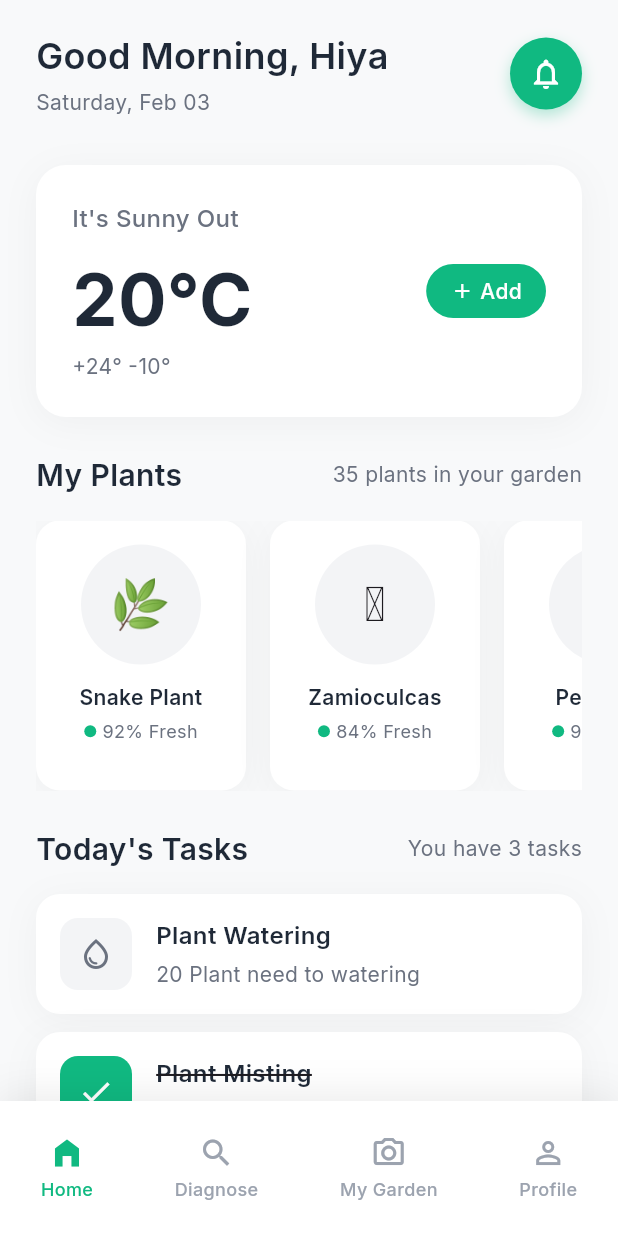
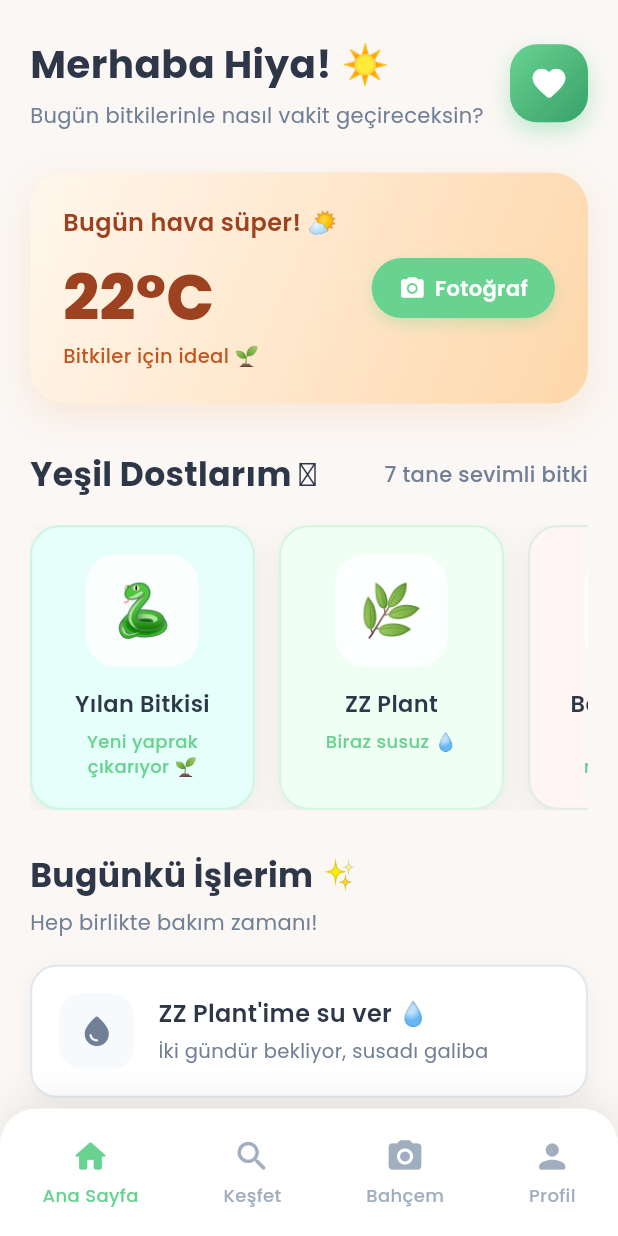
Before and after one commit to OzanB10/garden, a Flutter app: the screen it shows after launch, on a phone screen of 412 x 824 dp. Run offline on Flutter 3.47's test engine with Material 3 defaults, Android fonts, the phone set to English and light mode, and no system bars; our stand-ins replace google_fonts.

Commit message:
Revamp home page UI with new styles and Turkish text
Updated the home page with a refreshed color scheme, Turkish language support, and improved layout spacing. Replaced the premium card with a daily tip card, enhanced plant and task cards, and modernized the weather and alert sections. Navigation labels and icons were localized and restyled. Also disabled the debug banner in main.dart and cleaned up pubspec.yaml.

```diff
--- a/lib/main.dart
+++ b/lib/main.dart
@@ -13,6 +13,7 @@ class MyApp extends StatelessWidget {
   @override
   Widget build(BuildContext context) {
     return MaterialApp(
+      debugShowCheckedModeBanner: false,
       title: 'Flutter Demo',
       home: const HomePage(),
     );
--- a/lib/screens/home_page.dart
+++ b/lib/screens/home_page.dart
@@ -12,25 +12,25 @@ class _HomePageState extends State<HomePage> {
   @override
   Widget build(BuildContext context) {
     return Scaffold(
-      backgroundColor: const Color(0xFFF8F9FA),
+      backgroundColor: const Color(0xFFFAF7F4),
       body: SafeArea(
         child: SingleChildScrollView(
-          padding: const EdgeInsets.symmetric(horizontal: 24.0),
+          padding: const EdgeInsets.symmetric(horizontal: 20.0),
           child: Column(
             crossAxisAlignment: CrossAxisAlignment.start,
             children: [
-              const SizedBox(height: 20),
+              const SizedBox(height: 24),
               _buildHeader(),
+              const SizedBox(height: 28),
+              _buildWeatherCard(),
               const SizedBox(height: 32),
-              _buildWeatherCard(),
-              const SizedBox(height: 24),
               _buildMyPlantsSection(),
-              const SizedBox(height: 24),
+              const SizedBox(height: 28),
               _buildTodayTasksSection(),
-              const SizedBox(height: 24),
+              const SizedBox(height: 26),
               _buildAlertsSection(),
-              const SizedBox(height: 24),
-              _buildPremiumCard(),
+              const SizedBox(height: 32),
+              _buildTipCard(),
               const SizedBox(height: 100),
             ],
           ),
@@ -48,41 +48,46 @@ class _HomePageState extends State<HomePage> {
           crossAxisAlignment: CrossAxisAlignment.start,
           children: [
             Text(
-              'Good Morning, Hiya',
-              style: GoogleFonts.inter(
-                fontSize: 24,
-                fontWeight: FontWeight.w600,
-                color: const Color(0xFF1F2937),
+              'Merhaba Hiya! ☀️',
+              style: GoogleFonts.poppins(
+                fontSize: 26,
+                fontWeight: FontWeight.w700,
+                color: const Color(0xFF2D3748),
               ),
             ),
-            const SizedBox(height: 4),
+            const SizedBox(height: 6),
             Text(
-              'Saturday, Feb 03',
-              style: GoogleFonts.inter(
+              'Bugün bitkilerinle nasıl vakit geçireceksin?',
+              style: GoogleFonts.poppins(
                 fontSize: 14,
-                color: const Color(0xFF6B7280),
+                color: const Color(0xFF718096),
+                fontWeight: FontWeight.w400,
               ),
             ),
           ],
         ),
         Container(
-          width: 48,
-          height: 48,
+          width: 52,
+          height: 52,
           decoration: BoxDecoration(
-            color: const Color(0xFF10B981),
-            borderRadius: BorderRadius.circular(24),
+            gradient: const LinearGradient(
+              begin: Alignment.topLeft,
+              end: Alignment.bottomRight,
+              colors: [Color(0xFF68D391), Color(0xFF38A169)],
+            ),
+            borderRadius: BorderRadius.circular(18),
             boxShadow: [
               BoxShadow(
-                color: const Color(0xFF10B981).withOpacity(0.3),
-                blurRadius: 8,
-                offset: const Offset(0, 4),
+                color: const Color(0xFF68D391).withOpacity(0.4),
+                blurRadius: 12,
+                offset: const Offset(0, 6),
               ),
             ],
           ),
           child: const Icon(
-            Icons.notifications_outlined,
+            Icons.favorite_rounded,
             color: Colors.white,
-            size: 24,
+            size: 26,
           ),
         ),
       ],
@@ -92,80 +97,89 @@ class _HomePageState extends State<HomePage> {
   Widget _buildWeatherCard() {
     return Container(
       width: double.infinity,
-      padding: const EdgeInsets.all(24),
+      padding: const EdgeInsets.all(22),
       decoration: BoxDecoration(
-        color: Colors.white,
-        borderRadius: BorderRadius.circular(20),
+        gradient: const LinearGradient(
+          begin: Alignment.topLeft,
+          end: Alignment.bottomRight,
+          colors: [Color(0xFFFFF7ED), Color(0xFFFED7AA)],
+        ),
+        borderRadius: BorderRadius.circular(24),
         boxShadow: [
           BoxShadow(
-            color: Colors.black.withOpacity(0.04),
+            color: const Color(0xFFED8936).withOpacity(0.15),
             blurRadius: 20,
-            offset: const Offset(0, 4),
+            offset: const Offset(0, 8),
           ),
         ],
       ),
+      child: Row(
+        mainAxisAlignment: MainAxisAlignment.spaceBetween,
+        children: [
+          Expanded(
             child: Column(
               crossAxisAlignment: CrossAxisAlignment.start,
               children: [
-          Row(
-            mainAxisAlignment: MainAxisAlignment.spaceBetween,
-            children: [
-              Column(
-                crossAxisAlignment: CrossAxisAlignment.start,
-                children: [
                 Text(
-                    'It\'s Sunny Out',
-                    style: GoogleFonts.inter(
+                  'Bugün hava süper! 🌤️',
+                  style: GoogleFonts.poppins(
                     fontSize: 16,
-                      fontWeight: FontWeight.w500,
-                      color: const Color(0xFF6B7280),
+                    fontWeight: FontWeight.w600,
+                    color: const Color(0xFF9C4221),
                   ),
                 ),
                 const SizedBox(height: 8),
                 Text(
-                    '20°C',
-                    style: GoogleFonts.inter(
-                      fontSize: 48,
-                      fontWeight: FontWeight.w700,
-                      color: const Color(0xFF1F2937),
+                  '22°C',
+                  style: GoogleFonts.poppins(
+                    fontSize: 42,
+                    fontWeight: FontWeight.w800,
+                    color: const Color(0xFF9C4221),
                   ),
                 ),
                 Text(
-                    '+24° -10°',
-                    style: GoogleFonts.inter(
-                      fontSize: 14,
-                      color: const Color(0xFF6B7280),
+                  'Bitkiler için ideal 🌱',
+                  style: GoogleFonts.poppins(
+                    fontSize: 13,
+                    color: const Color(0xFFC05621),
+                    fontWeight: FontWeight.w500,
                   ),
                 ),
               ],
             ),
+          ),
           Container(
-                padding: const EdgeInsets.symmetric(horizontal: 16, vertical: 8),
+            padding: const EdgeInsets.symmetric(horizontal: 18, vertical: 10),
             decoration: BoxDecoration(
-                  color: const Color(0xFF10B981),
-                  borderRadius: BorderRadius.circular(20),
+              color: const Color(0xFF68D391),
+              borderRadius: BorderRadius.circular(22),
+              boxShadow: [
+                BoxShadow(
+                  color: const Color(0xFF68D391).withOpacity(0.3),
+                  blurRadius: 8,
+                  offset: const Offset(0, 4),
+                ),
+              ],
             ),
             child: Row(
               mainAxisSize: MainAxisSize.min,
               children: [
                 const Icon(
-                      Icons.add,
+                  Icons.camera_alt_rounded,
                   color: Colors.white,
-                      size: 16,
+                  size: 18,
                 ),
-                    const SizedBox(width: 4),
+                const SizedBox(width: 6),
                 Text(
-                      'Add',
-                      style: GoogleFonts.inter(
+                  'Fotoğraf',
+                  style: GoogleFonts.poppins(
                     fontSize: 14,
-                        fontWeight: FontWeight.w500,
+                    fontWeight: FontWeight.w600,
                     color: Colors.white,
                   ),
                 ),
               ],
             ),
-              ),
-            ],
           ),
         ],
       ),
@@ -180,33 +194,35 @@ class _HomePageState extends State<HomePage> {
           mainAxisAlignment: MainAxisAlignment.spaceBetween,
           children: [
             Text(
-              'My Plants',
-              style: GoogleFonts.inter(
-                fontSize: 20,
-                fontWeight: FontWeight.w600,
-                color: const Color(0xFF1F2937),
+              'Yeşil Dostlarım 🪴',
+              style: GoogleFonts.poppins(
+                fontSize: 22,
+                fontWeight: FontWeight.w700,
+                color: const Color(0xFF2D3748),
               ),
             ),
             Text(
-              '35 plants in your garden',
-              style: GoogleFonts.inter(
+              '7 tane sevimli bitki',
+              style: GoogleFonts.poppins(
                 fontSize: 14,
-                color: const Color(0xFF6B7280),
+                color: const Color(0xFF718096),
+                fontWeight: FontWeight.w500,
               ),
             ),
           ],
         ),
-        const SizedBox(height: 16),
+        const SizedBox(height: 18),
         SizedBox(
-          height: 180,
+          height: 190,
           child: ListView.builder(
             scrollDirection: Axis.horizontal,
-            itemCount: 3,
+            itemCount: 4,
             itemBuilder: (context, index) {
               final plants = [
-                {'name': 'Snake Plant', 'health': '92% Fresh', 'image': '🌿'},
-                {'name': 'Zamioculcas', 'health': '84% Fresh', 'image': '🪴'},
-                {'name': 'Peace Lily', 'health': '96% Fresh', 'image': '🌱'},
+                {'name': 'Yılan Bitkisi', 'health': 'Yeni yaprak çıkarıyor 🌱', 'image': '🐍', 'color': const Color(0xFFE6FFFA)},
+                {'name': 'ZZ Plant', 'health': 'Biraz susuz 💧', 'image': '🌿', 'color': const Color(0xFFF0FFF4)},
+                {'name': 'Barış Çiçeği', 'health': 'Güneşten memnun ☀️', 'image': '🕊️', 'color': const Color(0xFFFFF5F5)},
+                {'name': 'Kaktüsüm', 'health': 'Büyüme modunda 📈', 'image': '🌵', 'color': const Color(0xFFFFFBF0)},
               ];
               return _buildPlantCard(plants[index]);
             },
@@ -216,69 +232,61 @@ class _HomePageState extends State<HomePage> {
     );
   }
 
-  Widget _buildPlantCard(Map<String, String> plant) {
+  Widget _buildPlantCard(Map<String, dynamic> plant) {
     return Container(
-      width: 140,
+      width: 150,
       margin: const EdgeInsets.only(right: 16),
-      padding: const EdgeInsets.all(16),
+      padding: const EdgeInsets.all(18),
       decoration: BoxDecoration(
-        color: Colors.white,
-        borderRadius: BorderRadius.circular(16),
+        color: plant['color'],
+        borderRadius: BorderRadius.circular(20),
+        border: Border.all(
+          color: const Color(0xFF68D391).withOpacity(0.2),
+          width: 1.5,
+        ),
         boxShadow: [
           BoxShadow(
-            color: Colors.black.withOpacity(0.04),
-            blurRadius: 20,
-            offset: const Offset(0, 4),
+            color: Colors.black.withOpacity(0.06),
+            blurRadius: 15,
+            offset: const Offset(0, 6),
           ),
         ],
       ),
       child: Column(
         children: [
           Container(
-            width: 80,
-            height: 80,
+            width: 75,
+            height: 75,
             decoration: BoxDecoration(
-              color: const Color(0xFFF3F4F6),
-              borderRadius: BorderRadius.circular(40),
+              color: Colors.white.withOpacity(0.8),
+              borderRadius: BorderRadius.circular(20),
             ),
             child: Center(
               child: Text(
                 plant['image']!,
-                style: const TextStyle(fontSize: 32),
+                style: const TextStyle(fontSize: 34),
               ),
             ),
           ),
-          const SizedBox(height: 12),
+          const SizedBox(height: 14),
           Text(
             plant['name']!,
-            style: GoogleFonts.inter(
-              fontSize: 14,
+            style: GoogleFonts.poppins(
+              fontSize: 15,
               fontWeight: FontWeight.w600,
-              color: const Color(0xFF1F2937),
+              color: const Color(0xFF2D3748),
             ),
             textAlign: TextAlign.center,
           ),
-          const SizedBox(height: 4),
-          Row(
-            mainAxisAlignment: MainAxisAlignment.center,
-            children: [
-              Container(
-                width: 8,
-                height: 8,
-                decoration: const BoxDecoration(
-                  color: Color(0xFF10B981),
-                  shape: BoxShape.circle,
-                ),
-              ),
-              const SizedBox(width: 4),
+          const SizedBox(height: 6),
           Text(
             plant['health']!,
-                style: GoogleFonts.inter(
+            style: GoogleFonts.poppins(
               fontSize: 12,
-                  color: const Color(0xFF6B7280),
+              color: const Color(0xFF68D391),
+              fontWeight: FontWeight.w500,
             ),
-              ),
-            ],
+            textAlign: TextAlign.center,
           ),
         ],
       ),
@@ -290,45 +298,51 @@ class _HomePageState extends State<HomePage> {
       crossAxisAlignment: CrossAxisAlignment.start,
       children: [
         Row(
-          mainAxisAlignment: MainAxisAlignment.spaceBetween,
           children: [
             Text(
-              'Today\'s Tasks',
-              style: GoogleFonts.inter(
-                fontSize: 20,
-                fontWeight: FontWeight.w600,
-                color: const Color(0xFF1F2937),
+              'Bugünkü İşlerim ',
+              style: GoogleFonts.poppins(
+                fontSize: 22,
+                fontWeight: FontWeight.w700,
+                color: const Color(0xFF2D3748),
               ),
             ),
+            const Text('✨', style: TextStyle(fontSize: 20)),
+          ],
+        ),
+        const SizedBox(height: 6),
         Text(
-              'You have 3 tasks',
-              style: GoogleFonts.inter(
+          'Hep birlikte bakım zamanı!',
+          style: GoogleFonts.poppins(
             fontSize: 14,
-                color: const Color(0xFF6B7280),
+            color: const Color(0xFF718096),
+            fontWeight: FontWeight.w400,
           ),
         ),
-          ],
-        ),
-        const SizedBox(height: 16),
-        _buildTaskCard('Plant Watering', '20 Plant need to watering', Icons.water_drop_outlined, false),
-        const SizedBox(height: 12),
-        _buildTaskCard('Plant Misting', '15 Plant need to watering', Icons.cloud_outlined, true),
-        const SizedBox(height: 12),
-        _buildTaskCard('Fertilizing', '8 Plant need fertilizing', Icons.eco_outlined, false),
+        const SizedBox(height: 18),
+        _buildTaskCard('ZZ Plant\'ime su ver 💧', 'İki gündür bekliyor, susadı galiba', Icons.water_drop_rounded, false),
+        const SizedBox(height: 14),
+        _buildTaskCard('Yaprakları temizle ✨', 'Parlak olsunlar istiyorum', Icons.cleaning_services_rounded, true),
+        const SizedBox(height: 14),
+        _buildTaskCard('Gübre ver 🌱', 'Büyüme zamanı geldi sanırım', Icons.eco_rounded, false),
       ],
     );
   }
 
   Widget _buildTaskCard(String title, String subtitle, IconData icon, bool isCompleted) {
     return Container(
-      padding: const EdgeInsets.all(16),
+      padding: const EdgeInsets.all(18),
       decoration: BoxDecoration(
-        color: Colors.white,
-        borderRadius: BorderRadius.circular(16),
+        color: isCompleted ? const Color(0xFFF0FFF4) : Colors.white,
+        borderRadius: BorderRadius.circular(18),
+        border: Border.all(
+          color: isCompleted ? const Color(0xFF68D391).withOpacity(0.3) : const Color(0xFFE2E8F0),
+          width: 1.5,
+        ),
         boxShadow: [
           BoxShadow(
             color: Colors.black.withOpacity(0.04),
-            blurRadius: 20,
+            blurRadius: 12,
             offset: const Offset(0, 4),
           ),
         ],
@@ -336,15 +350,16 @@ class _HomePageState extends State<HomePage> {
       child: Row(
         children: [
           Container(
-            width: 48,
-            height: 48,
+            width: 50,
+            height: 50,
             decoration: BoxDecoration(
-              color: isCompleted ? const Color(0xFF10B981) : const Color(0xFFF3F4F6),
-              borderRadius: BorderRadius.circular(12),
+              color: isCompleted ? const Color(0xFF68D391) : const Color(0xFFF7FAFC),
+              borderRadius: BorderRadius.circular(15),
             ),
             child: Icon(
-              isCompleted ? Icons.check : icon,
-              color: isCompleted ? Colors.white : const Color(0xFF6B7280),
+              isCompleted ? Icons.check_circle_rounded : icon,
+              color: isCompleted ? Colors.white : const Color(0xFF718096),
+              size: 24,
             ),
           ),
           const SizedBox(width: 16),
@@ -354,19 +369,20 @@ class _HomePageState extends State<HomePage> {
               children: [
                 Text(
                   title,
-                  style: GoogleFonts.inter(
+                  style: GoogleFonts.poppins(
                     fontSize: 16,
                     fontWeight: FontWeight.w600,
-                    color: const Color(0xFF1F2937),
+                    color: const Color(0xFF2D3748),
                     decoration: isCompleted ? TextDecoration.lineThrough : null,
                   ),
                 ),
                 const SizedBox(height: 4),
                 Text(
                   subtitle,
-                  style: GoogleFonts.inter(
-                    fontSize: 14,
-                    color: const Color(0xFF6B7280),
+                  style: GoogleFonts.poppins(
+                    fontSize: 13,
+                    color: const Color(0xFF718096),
+                    fontWeight: FontWeight.w400,
                   ),
                 ),
               ],
@@ -378,50 +394,52 @@ class _HomePageState extends State<HomePage> {
   }
 
   Widget _buildAlertsSection() {
-    return Column(
-      crossAxisAlignment: CrossAxisAlignment.start,
-      children: [
-        Text(
-          'Alerts',
-          style: GoogleFonts.inter(
-            fontSize: 20,
-            fontWeight: FontWeight.w600,
-            color: const Color(0xFF1F2937),
+    return Container(
+      padding: const EdgeInsets.all(20),
+      decoration: BoxDecoration(
+        gradient: const LinearGradient(
+          begin: Alignment.topLeft,
+          end: Alignment.bottomRight,
+          colors: [Color(0xFFFFF5F5), Color(0xFFFED7D7)],
         ),
-        ),
-        const SizedBox(height: 16),
-        Container(
-          padding: const EdgeInsets.all(16),
-          decoration: BoxDecoration(
-            color: const Color(0xFFFEF3C7),
-            borderRadius: BorderRadius.circular(16),
-            border: Border.all(color: const Color(0xFFF59E0B), width: 1),
+        borderRadius: BorderRadius.circular(20),
+        border: Border.all(color: const Color(0xFFF56565).withOpacity(0.2), width: 1),
       ),
       child: Row(
         children: [
-              const Icon(
-                Icons.warning_amber_outlined,
-                color: Color(0xFFF59E0B),
+          Container(
+            width: 48,
+            height: 48,
+            decoration: BoxDecoration(
+              color: const Color(0xFFF56565).withOpacity(0.1),
+              borderRadius: BorderRadius.circular(14),
+            ),
+            child: const Icon(
+              Icons.favorite_border_rounded,
+              color: Color(0xFFF56565),
               size: 24,
             ),
-              const SizedBox(width: 12),
+          ),
+          const SizedBox(width: 16),
           Expanded(
             child: Column(
               crossAxisAlignment: CrossAxisAlignment.start,
               children: [
                 Text(
-                      'Important',
-                      style: GoogleFonts.inter(
-                        fontSize: 14,
+                  'ZZ Plant\'in sana mesajı var! 💌',
+                  style: GoogleFonts.poppins(
+                    fontSize: 16,
                     fontWeight: FontWeight.w600,
-                        color: const Color(0xFFF59E0B),
+                    color: const Color(0xFF742A2A),
                   ),
                 ),
+                const SizedBox(height: 4),
                 Text(
-                      'Zamioculcas need your attention to cure',
-                      style: GoogleFonts.inter(
+                  '"Biraz su içebilir miyim? Susadım galiba 🥺"',
+                  style: GoogleFonts.poppins(
                     fontSize: 14,
-                        color: const Color(0xFF92400E),
+                    color: const Color(0xFF9B2C2C),
+                    fontStyle: FontStyle.italic,
                   ),
                 ),
               ],
@@ -429,21 +447,26 @@ class _HomePageState extends State<HomePage> {
           ),
         ],
       ),
-        ),
-      ],
     );
   }
 
-  Widget _buildPremiumCard() {
+  Widget _buildTipCard() {
     return Container(
-      padding: const EdgeInsets.all(20),
+      padding: const EdgeInsets.all(22),
       decoration: BoxDecoration(
         gradient: const LinearGradient(
           begin: Alignment.topLeft,
           end: Alignment.bottomRight,
-          colors: [Color(0xFF1F2937), Color(0xFF374151)],
+          colors: [Color(0xFF667EEA), Color(0xFF764BA2)],
         ),
-        borderRadius: BorderRadius.circular(20),
+        borderRadius: BorderRadius.circular(24),
+        boxShadow: [
+          BoxShadow(
+            color: const Color(0xFF667EEA).withOpacity(0.3),
+            blurRadius: 20,
+            offset: const Offset(0, 10),
+          ),
+        ],
       ),
       child: Row(
         children: [
@@ -451,38 +474,30 @@ class _HomePageState extends State<HomePage> {
             child: Column(
               crossAxisAlignment: CrossAxisAlignment.start,
               children: [
+                Row(
+                  children: [
+                    const Text('💡', style: TextStyle(fontSize: 24)),
+                    const SizedBox(width: 8),
                     Text(
-                  'Try Premium Features',
-                  style: GoogleFonts.inter(
+                      'Günün İpucu',
+                      style: GoogleFonts.poppins(
                         fontSize: 18,
-                    fontWeight: FontWeight.w600,
+                        fontWeight: FontWeight.w700,
                         color: Colors.white,
-                  ),
-                ),
-                const SizedBox(height: 8),
-                Text(
-                  'Access to all of our premium features',
-                  style: GoogleFonts.inter(
-                    fontSize: 14,
-                    color: const Color(0xFFD1D5DB),
                       ),
                     ),
                   ],
                 ),
+                const SizedBox(height: 8),
+                Text(
+                  'Bitkilerinin yapraklarını hafta da bir kez nemli bezle sil. Daha iyi nefes alabilirler! 🌿',
+                  style: GoogleFonts.poppins(
+                    fontSize: 14,
+                    color: Colors.white.withOpacity(0.9),
+                    height: 1.5,
                   ),
-          Container(
-            padding: const EdgeInsets.symmetric(horizontal: 20, vertical: 12),
-            decoration: BoxDecoration(
-              color: const Color(0xFF10B981),
-              borderRadius: BorderRadius.circular(25),
                 ),
-            child: Text(
-              'Get Now',
-              style: GoogleFonts.inter(
-                fontSize: 14,
-                fontWeight: FontWeight.w600,
-                color: Colors.white,
-              ),
+              ],
             ),
           ),
         ],
@@ -492,9 +507,13 @@ class _HomePageState extends State<HomePage> {
 
   Widget _buildBottomNavigation() {
     return Container(
-      height: 90,
+      height: 85,
       decoration: BoxDecoration(
         color: Colors.white,
+        borderRadius: const BorderRadius.only(
+          topLeft: Radius.circular(24),
+          topRight: Radius.circular(24),
+        ),
         boxShadow: [
           BoxShadow(
             color: Colors.black.withOpacity(0.08),
@@ -507,10 +526,10 @@ class _HomePageState extends State<HomePage> {
         child: Row(
           mainAxisAlignment: MainAxisAlignment.spaceAround,
           children: [
-            _buildNavItem(Icons.home_filled, 'Home', true),
-            _buildNavItem(Icons.search_outlined, 'Diagnose', false),
-            _buildNavItem(Icons.camera_alt_outlined, 'My Garden', false),
-            _buildNavItem(Icons.person_outline, 'Profile', false),
+            _buildNavItem(Icons.home_rounded, 'Ana Sayfa', true),
+            _buildNavItem(Icons.search_rounded, 'Keşfet', false),
+            _buildNavItem(Icons.camera_alt_rounded, 'Bahçem', false),
+            _buildNavItem(Icons.person_rounded, 'Profil', false),
           ],
         ),
       ),
@@ -523,16 +542,16 @@ class _HomePageState extends State<HomePage> {
       children: [
         Icon(
           icon,
-          color: isActive ? const Color(0xFF10B981) : const Color(0xFF9CA3AF),
-          size: 24,
+          color: isActive ? const Color(0xFF68D391) : const Color(0xFFA0AEC0),
+          size: 26,
         ),
         const SizedBox(height: 4),
         Text(
           label,
-          style: GoogleFonts.inter(
+          style: GoogleFonts.poppins(
             fontSize: 12,
             fontWeight: FontWeight.w500,
-            color: isActive ? const Color(0xFF10B981) : const Color(0xFF9CA3AF),
+            color: isActive ? const Color(0xFF68D391) : const Color(0xFFA0AEC0),
           ),
         ),
       ],
```
Also changed, not shown: pubspec.yaml (+4 -42 lines). Lines whose indentation alone changed are shown as unchanged.
